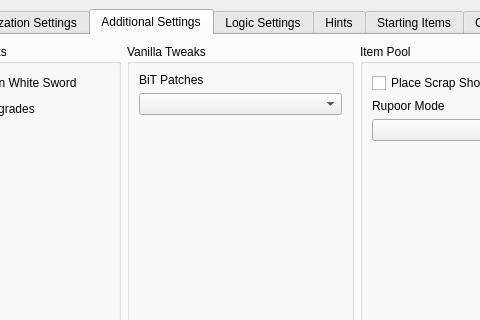
Above: gui/randogui.ui from ssrando/ssrando before the change; both pictures show x 127 to 607 and y 0 to 320 of the 1202 by 759 pixel window. Below: the same form after it.
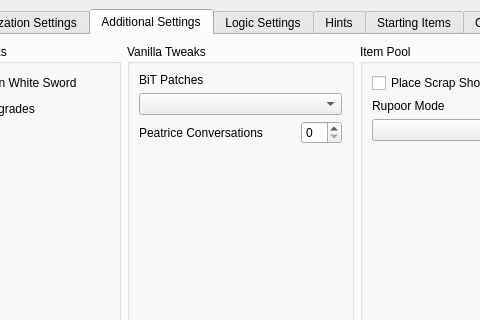
That is the form after the change.

The edit to the form file:
```diff
--- a/gui/randogui.ui
+++ b/gui/randogui.ui
@@ -1080,6 +1080,27 @@
              <item>
               <widget class="QComboBox" name="option_bit_patches"/>
              </item>
+             <item>
+              <layout class="QHBoxLayout" name="hlay_peatrice_conversations">
+               <item>
+                <widget class="QLabel" name="label_for_option_peatrice_conversations">
+                 <property name="text">
+                  <string>Peatrice Conversations</string>
+                 </property>
+                </widget>
+               </item>
+               <item>
+                <widget class="QSpinBox" name="option_peatrice_conversations">
+                 <property name="sizePolicy">
+                  <sizepolicy hsizetype="Maximum" vsizetype="Fixed">
+                   <horstretch>0</horstretch>
+                   <verstretch>0</verstretch>
+                  </sizepolicy>
+                 </property>
+                </widget>
+               </item>
+              </layout>
+             </item>
              <item>
               <spacer name="vspace_vanilla_tweaks">
                <property name="orientation">
```
Left out of the diff: 14 changed lines with no effect on the pictures.
